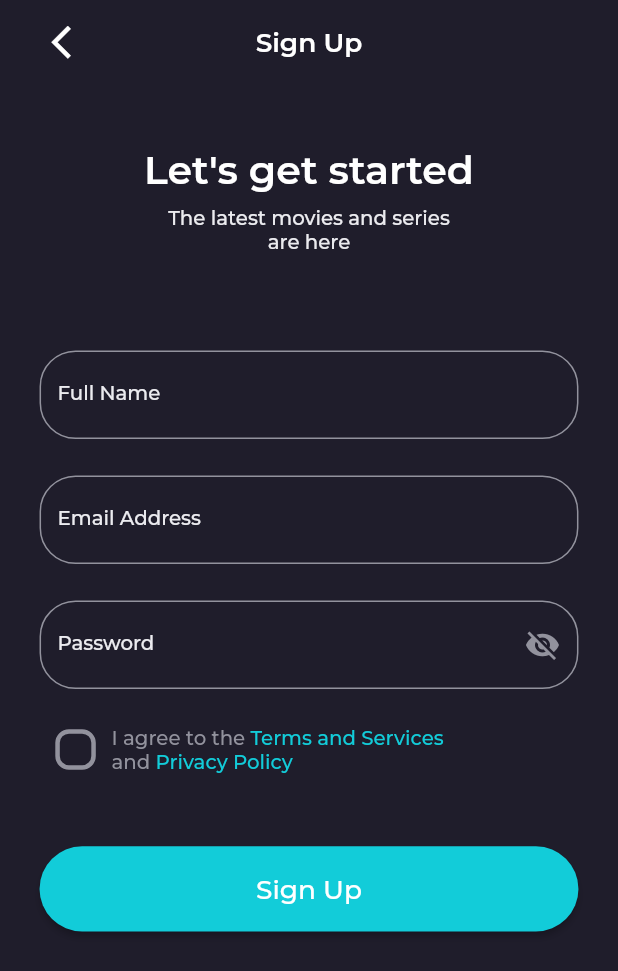
After one commit to dawit-melka/cinemax_flutter, a Flutter app: the SignUp screen opened directly, on a phone screen of 412 x 824 dp. The commit adds this screen. Shown: the top 971 px of the screen. Run offline on Flutter 3.47's test engine with Material 2 defaults, Android fonts, the phone set to English and light mode, and no system bars; our stand-ins replace flutter_screenutil, go_router, google_fonts, smooth_page_indicator.

Commit message:
Create Sign Up page

```diff
--- a/lib/core/colors/colors.dart
+++ b/lib/core/colors/colors.dart
@@ -2,6 +2,7 @@ import 'package:flutter/material.dart';
 
 const dark = Color.fromARGB(255, 23, 23, 37); //171725
 const primaryDark = Color.fromARGB(255, 31, 29, 43);
+const primarySoftDark = Color.fromARGB(255, 37, 40, 54);//252836
 const softDark = Color.fromARGB(255, 37, 40, 54);
 const darkGrey = Color.fromARGB(255, 105, 105, 116); //696974
 const grey = Color.fromARGB(255, 146, 146, 157); //92929D
--- /dev/null
+++ b/lib/screens/auth/signup.dart
@@ -0,0 +1,144 @@
+import 'package:cinemax/core/colors/colors.dart';
+import 'package:cinemax/screens/auth/widgets/widgets.dart';
+import 'package:flutter/material.dart';
+import 'package:flutter_screenutil/flutter_screenutil.dart';
+import 'package:go_router/go_router.dart';
+import 'package:google_fonts/google_fonts.dart';
+
+class SignUp extends StatefulWidget {
+  const SignUp({super.key});
+
+  @override
+  State<SignUp> createState() => _SignUpState();
+}
+
+class _SignUpState extends State<SignUp> {
+  bool isChecked = false;
+  @override
+  Widget build(BuildContext context) {
+    return SafeArea(
+      child: Scaffold(
+        backgroundColor: primaryDark,
+        appBar: AppBar(
+          backgroundColor: Colors.transparent,
+          elevation: 0,
+          leading: Padding(
+            padding: EdgeInsets.only(left: 24.sp),
+            child: IconButton(
+              splashRadius: 20.sp,
+              onPressed: () {context.pop();},
+              icon: Icon(
+                Icons.arrow_back_ios,
+                size: 24.sp,
+              ),
+            ),
+          ),
+          title: Text(
+            'Sign Up',
+            style: GoogleFonts.montserrat(
+              fontSize: 16.sp,
+              fontWeight: FontWeight.w600,
+              color: white,
+            ),
+          ),
+          centerTitle: true,
+        ),
+        body: SingleChildScrollView(
+          child: Padding(
+            padding: EdgeInsets.symmetric(horizontal: 24.w),
+            child: Column(
+              children: [
+                SizedBox(height: 40.h),
+                const HeadingTitle(text: "Let's get started"),
+                SizedBox(height: 8.h),
+                const Subtitle(text: 'The latest movies and series'),
+                const Subtitle(text: 'are here'),
+                SizedBox(height: 64.h),
+                const CustomTextField(label: 'Full Name'),
+                SizedBox(height: 24.h),
+                const CustomTextField(label: 'Email Address'),
+                SizedBox(height: 24.h),
+                const CustomPasswordField(),
+                SizedBox(height: 16.h),
+                Row(
+                  children: [
+                    Transform.scale(
+                      scale: 1.5,
+                      child: Theme(
+                        data: ThemeData(
+                          unselectedWidgetColor: grey,
+                        ),
+                        child: Checkbox(
+                          activeColor:blueAccent,
+                          value: isChecked,
+                          onChanged: (value) {
+                            setState(
+                              () {
+                                isChecked = value!;
+                              },
+                            );
+                          },
+                          shape: RoundedRectangleBorder(
+                            side: const BorderSide(color: white),
+                            borderRadius: BorderRadius.circular(6.r),
+                          ),
+                        ),
+                      ),
+                    ),
+                    Column(
+                      crossAxisAlignment: CrossAxisAlignment.start,
+                      children: [
+                        Wrap(
+                          children: [
+                            Text(
+                              'I agree to the ',
+                              style: GoogleFonts.montserrat(
+                                fontSize: 12.sp,
+                                fontWeight: FontWeight.w500,
+                                color: grey,
+                              ),
+                            ),
+                            Text(
+                              'Terms and Services',
+                              style: GoogleFonts.montserrat(
+                                fontSize: 12.sp,
+                                fontWeight: FontWeight.w500,
+                                color: blueAccent,
+                              ),
+                            ),
+                          ],
+                        ),
+                        Wrap(
+                          children: [
+                            Text(
+                              'and ',
+                              style: GoogleFonts.montserrat(
+                                fontSize: 12.sp,
+                                fontWeight: FontWeight.w500,
+                                color: grey,
+                              ),
+                            ),
+                            Text(
+                              'Privacy Policy',
+                              style: GoogleFonts.montserrat(
+                                fontSize: 12.sp,
+                                fontWeight: FontWeight.w500,
+                                color: blueAccent,
+                              ),
+                            ),
+                          ],
+                        ),
+                      ],
+                    )
+                  ],
+                ),
+                SizedBox(height: 40.h),
+                CustomButton(text: 'Sign Up', onTap: (){},),
+              ],
+            ),
+          ),
+        ),
+      ),
+    );
+  }
+}
```
